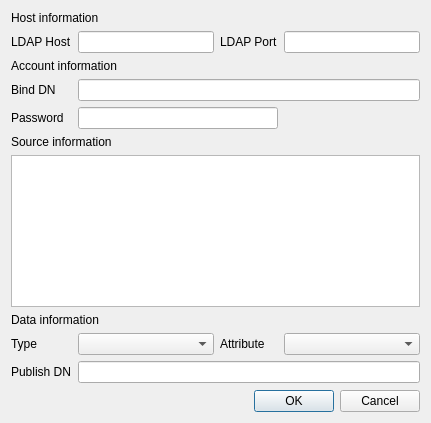
Above: CAMan/pub_ldap_dlg.ui from jykim74/CertMan before the change. Below: the same form after it.
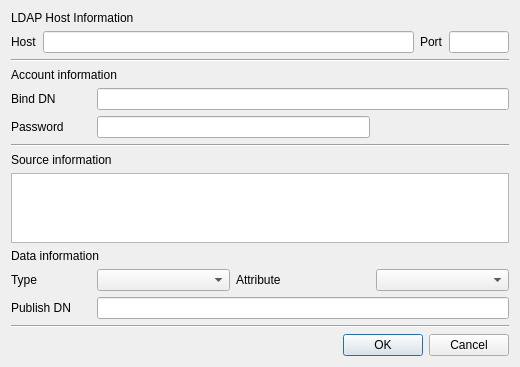
That is the form after the change.

```diff
--- a/CAMan/pub_ldap_dlg.ui
+++ b/CAMan/pub_ldap_dlg.ui
@@ -6,142 +6,158 @@
    <rect>
     <x>0</x>
     <y>0</y>
-    <width>431</width>
-    <height>423</height>
+    <width>520</width>
+    <height>365</height>
    </rect>
   </property>
   <property name="windowTitle">
    <string>Publish ldap</string>
   </property>
   <layout class="QGridLayout" name="gridLayout">
-   <item row="9" column="1" colspan="3">
-    <widget class="QLineEdit" name="mPublishDNText"/>
-   </item>
-   <item row="1" column="0">
-    <widget class="QLabel" name="label_2">
-     <property name="text">
-      <string>LDAP Host</string>
-     </property>
-    </widget>
-   </item>
-   <item row="9" column="0">
-    <widget class="QLabel" name="label_8">
-     <property name="text">
-      <string>Publish DN</string>
-     </property>
-    </widget>
-   </item>
-   <item row="3" column="0">
-    <widget class="QLabel" name="label_4">
-     <property name="text">
-      <string>Bind DN</string>
-     </property>
-    </widget>
-   </item>
-   <item row="8" column="3">
-    <widget class="QComboBox" name="mAttributeCombo"/>
-   </item>
-   <item row="8" column="0">
-    <widget class="QLabel" name="label_7">
-     <property name="text">
-      <string>Type</string>
-     </property>
-    </widget>
-   </item>
-   <item row="6" column="0" colspan="4">
-    <widget class="QTextEdit" name="mInfoText"/>
-   </item>
-   <item row="10" column="0">
-    <spacer name="verticalSpacer_2">
-     <property name="orientation">
-      <enum>Qt::Vertical</enum>
-     </property>
-     <property name="sizeHint" stdset="0">
-      <size>
-       <width>20</width>
-       <height>40</height>
-      </size>
-     </property>
-    </spacer>
-   </item>
-   <item row="1" column="3">
-    <widget class="QLineEdit" name="mLDAPPortText"/>
-   </item>
-   <item row="8" column="2">
+   <item row="11" column="2">
     <widget class="QLabel" name="label_11">
      <property name="text">
       <string>Attribute</string>
      </property>
     </widget>
    </item>
-   <item row="12" column="0">
-    <spacer name="verticalSpacer">
+   <item row="3" column="0" colspan="4">
+    <widget class="Line" name="line">
      <property name="orientation">
-      <enum>Qt::Vertical</enum>
+      <enum>Qt::Horizontal</enum>
      </property>
-     <property name="sizeHint" stdset="0">
-      <size>
-       <width>20</width>
-       <height>40</height>
-      </size>
+    </widget>
+   </item>
+   <item row="7" column="0" colspan="4">
+    <widget class="Line" name="line_2">
+     <property name="orientation">
+      <enum>Qt::Horizontal</enum>
      </property>
-    </spacer>
+    </widget>
    </item>
-   <item row="1" column="1">
-    <widget class="QLineEdit" name="mLDAPHostText"/>
+   <item row="8" column="0" colspan="3">
+    <widget class="QLabel" name="label_5">
+     <property name="text">
+      <string>Source information</string>
+     </property>
+    </widget>
    </item>
-   <item row="8" column="1">
+   <item row="5" column="1" colspan="3">
+    <widget class="QLineEdit" name="mBindDNText"/>
+   </item>
+   <item row="1" column="0" colspan="4">
+    <layout class="QGridLayout" name="gridLayout_2">
+     <property name="topMargin">
+      <number>0</number>
+     </property>
+     <item row="0" column="1">
+      <widget class="QLineEdit" name="mLDAPHostText"/>
+     </item>
+     <item row="0" column="0">
+      <widget class="QLabel" name="label_2">
+       <property name="text">
+        <string>Host</string>
+       </property>
+      </widget>
+     </item>
+     <item row="0" column="2">
+      <widget class="QLabel" name="label_9">
+       <property name="text">
+        <string>Port</string>
+       </property>
+      </widget>
+     </item>
+     <item row="0" column="3">
+      <widget class="QLineEdit" name="mLDAPPortText">
+       <property name="maximumSize">
+        <size>
+         <width>60</width>
+         <height>16777215</height>
+        </size>
+       </property>
+      </widget>
+     </item>
+    </layout>
+   </item>
+   <item row="12" column="1" colspan="3">
+    <widget class="QLineEdit" name="mPublishDNText"/>
+   </item>
+   <item row="11" column="1">
     <widget class="QComboBox" name="mTypeCombo"/>
    </item>
-   <item row="1" column="2">
-    <widget class="QLabel" name="label_9">
-     <property name="text">
-      <string>LDAP Port</string>
-     </property>
-    </widget>
-   </item>
-   <item row="4" column="0">
+   <item row="6" column="0">
     <widget class="QLabel" name="label_10">
      <property name="text">
       <string>Password</string>
      </property>
     </widget>
    </item>
-   <item row="3" column="1" colspan="3">
-    <widget class="QLineEdit" name="mBindDNText"/>
+   <item row="14" column="0" colspan="4">
+    <widget class="Line" name="line_3">
+     <property name="orientation">
+      <enum>Qt::Horizontal</enum>
+     </property>
+    </widget>
    </item>
-   <item row="4" column="1" colspan="2">
-    <widget class="QLineEdit" name="mPasswordText"/>
-   </item>
-   <item row="7" column="0" colspan="3">
+   <item row="10" column="0" colspan="3">
     <widget class="QLabel" name="label_6">
      <property name="text">
       <string>Data information</string>
      </property>
     </widget>
    </item>
-   <item row="5" column="0" colspan="3">
-    <widget class="QLabel" name="label_5">
+   <item row="5" column="0">
+    <widget class="QLabel" name="label_4">
+     <property name="maximumSize">
+      <size>
+       <width>80</width>
+       <height>16777215</height>
+      </size>
+     </property>
      <property name="text">
-      <string>Source information</string>
+      <string>Bind DN</string>
      </property>
     </widget>
    </item>
-   <item row="2" column="0" colspan="3">
+   <item row="12" column="0">
+    <widget class="QLabel" name="label_8">
+     <property name="text">
+      <string>Publish DN</string>
+     </property>
+    </widget>
+   </item>
+   <item row="4" column="0" colspan="3">
     <widget class="QLabel" name="label_3">
      <property name="text">
       <string>Account information</string>
      </property>
     </widget>
    </item>
+   <item row="9" column="0" colspan="4">
+    <widget class="QTextEdit" name="mInfoText">
+     <property name="readOnly">
+      <bool>true</bool>
+     </property>
+    </widget>
+   </item>
    <item row="0" column="0" colspan="3">
     <widget class="QLabel" name="label">
      <property name="text">
-      <string>Host information</string>
+      <string>LDAP Host Information</string>
      </property>
     </widget>
    </item>
-   <item row="11" column="2" colspan="2">
+   <item row="11" column="3">
+    <widget class="QComboBox" name="mAttributeCombo"/>
+   </item>
+   <item row="11" column="0">
+    <widget class="QLabel" name="label_7">
+     <property name="text">
+      <string>Type</string>
+     </property>
+    </widget>
+   </item>
+   <item row="15" column="2" colspan="2">
     <widget class="QDialogButtonBox" name="buttonBox">
      <property name="orientation">
       <enum>Qt::Horizontal</enum>
@@ -151,6 +167,22 @@
      </property>
     </widget>
    </item>
+   <item row="6" column="1" colspan="2">
+    <widget class="QLineEdit" name="mPasswordText"/>
+   </item>
+   <item row="13" column="1">
+    <spacer name="verticalSpacer">
+     <property name="orientation">
+      <enum>Qt::Vertical</enum>
+     </property>
+     <property name="sizeHint" stdset="0">
+      <size>
+       <width>20</width>
+       <height>40</height>
+      </size>
+     </property>
+    </spacer>
+   </item>
   </layout>
  </widget>
  <tabstops>
```
Left out of the diff: 2 changed lines with no effect on the pictures.
